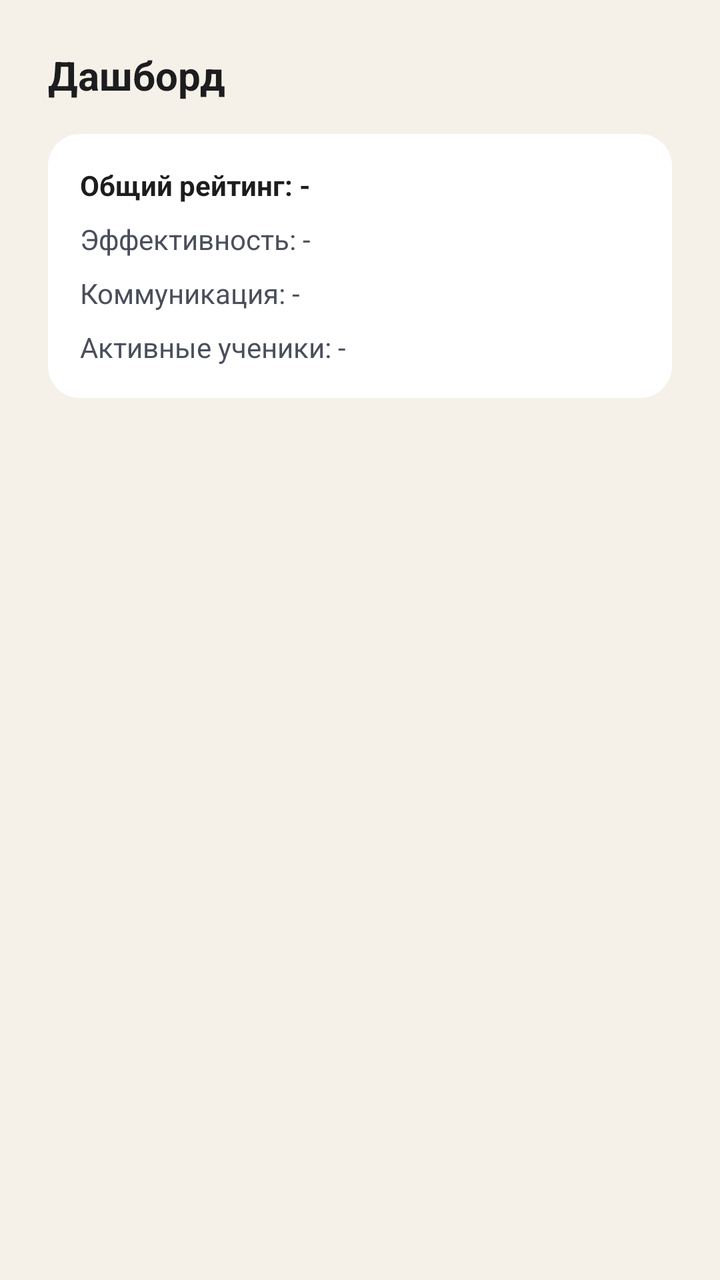
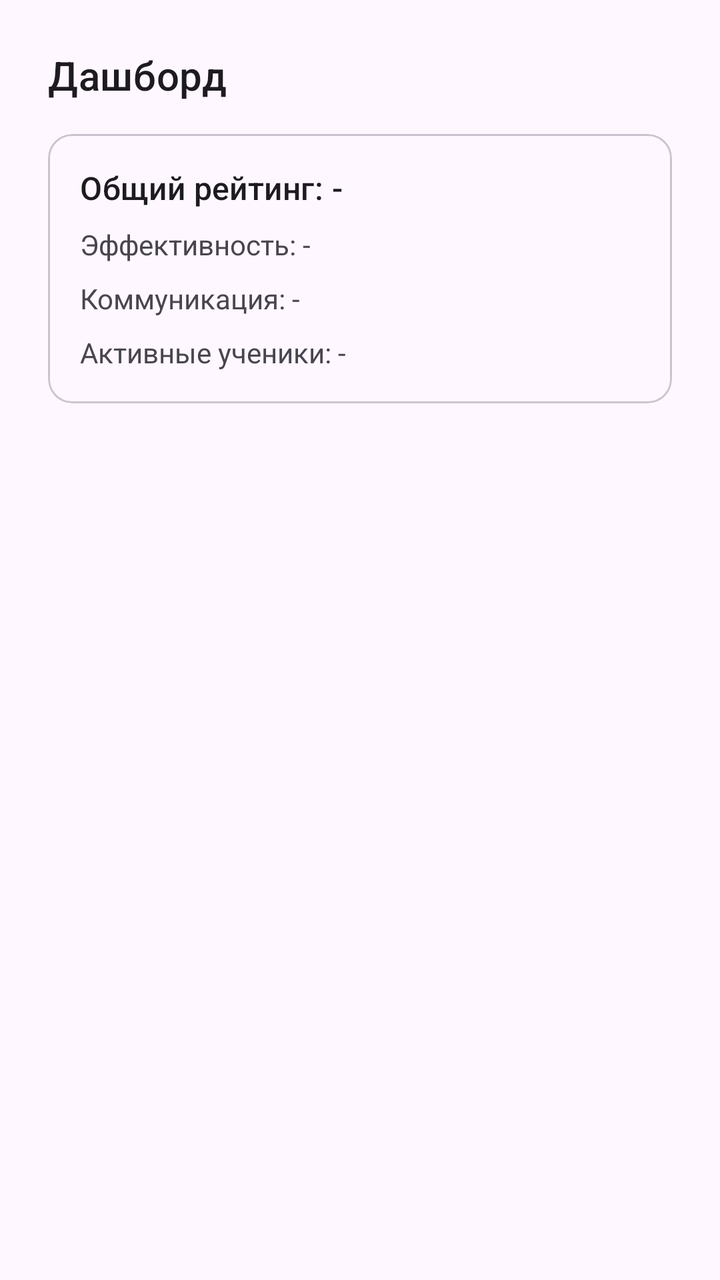

Compare the two renders of this Android layout. The source of the first and the diff that turns it into the second are given below.
<!-- AndroidManifest.xml: application theme Theme.TutorPlatform -->
<!-- res/layout/fragment_tutor_dashboard.xml -->
<?xml version="1.0" encoding="utf-8"?>
<ScrollView
    xmlns:android="http://schemas.android.com/apk/res/android"
    android:layout_width="match_parent"
    android:layout_height="match_parent"
    android:background="@color/brand_light">

    <LinearLayout
        android:layout_width="match_parent"
        android:layout_height="wrap_content"
        android:orientation="vertical"
        android:padding="@dimen/spacing_lg">

        <TextView
            android:layout_width="match_parent"
            android:layout_height="wrap_content"
            android:text="Дашборд"
            android:textSize="20sp"
            android:textStyle="bold"
            android:textColor="@color/text_primary" />

        <LinearLayout
            android:layout_width="match_parent"
            android:layout_height="wrap_content"
            android:layout_marginTop="@dimen/spacing_md"
            android:background="@drawable/bg_card"
            android:orientation="vertical"
            android:padding="@dimen/spacing_md">

            <TextView
                android:id="@+id/tutor_dashboard_rating"
                android:layout_width="match_parent"
                android:layout_height="wrap_content"
                android:text="Общий рейтинг: -"
                android:textColor="@color/text_primary"
                android:textStyle="bold" />

            <TextView
                android:id="@+id/tutor_dashboard_efficiency"
                android:layout_width="match_parent"
                android:layout_height="wrap_content"
                android:layout_marginTop="@dimen/spacing_sm"
                android:text="Эффективность: -"
                android:textColor="@color/text_secondary" />

            <TextView
                android:id="@+id/tutor_dashboard_communication"
                android:layout_width="match_parent"
                android:layout_height="wrap_content"
                android:layout_marginTop="@dimen/spacing_sm"
                android:text="Коммуникация: -"
                android:textColor="@color/text_secondary" />

            <TextView
                android:id="@+id/tutor_dashboard_students"
                android:layout_width="match_parent"
                android:layout_height="wrap_content"
                android:layout_marginTop="@dimen/spacing_sm"
                android:text="Активные ученики: -"
                android:textColor="@color/text_secondary" />

        </LinearLayout>

        <ProgressBar
            android:id="@+id/tutor_dashboard_progress"
            android:layout_width="wrap_content"
            android:layout_height="wrap_content"
            android:layout_gravity="center_horizontal"
            android:layout_marginTop="@dimen/spacing_md"
            android:visibility="gone" />

    </LinearLayout>
</ScrollView>
<!-- resources referenced by this layout -->
<resources>
  <color name="brand_light">#F5F1E8</color>
  <color name="text_primary">#1D1D1F</color>
  <color name="text_secondary">#4B4F5C</color>
  <dimen name="spacing_lg">24dp</dimen>
  <dimen name="spacing_md">16dp</dimen>
  <dimen name="spacing_sm">8dp</dimen>
  <!-- drawable bg_card (drawable) -->
  <shape xmlns:android="http://schemas.android.com/apk/res/android">
      <solid android:color="@color/surface" />
      <corners android:radius="@dimen/corner_md" />
  </shape>
  <style name="Theme.TutorPlatform" parent="Theme.MaterialComponents.Light.NoActionBar">
          <item name="colorPrimary">@color/brand_primary</item>
          <item name="colorPrimaryVariant">@color/brand_dark</item>
          <item name="colorOnPrimary">@color/white</item>
          <item name="colorSecondary">@color/brand_secondary</item>
          <item name="colorSecondaryVariant">@color/brand_tertiary</item>
          <item name="colorOnSecondary">@color/brand_dark</item>
          <item name="android:statusBarColor">@color/brand_dark</item>
          <item name="android:windowBackground">@color/brand_light</item>
          <item name="android:colorAccent">@color/accent</item>
      </style>
  <color name="surface">#FFFFFF</color>
  <dimen name="corner_md">16dp</dimen>
  <color name="brand_primary">#2E3A59</color>
  <color name="brand_dark">#1F2433</color>
  <color name="white">#FFFFFF</color>
  <color name="brand_secondary">#E9B44C</color>
  <color name="brand_tertiary">#D6605A</color>
  <color name="accent">#3C6E71</color>
</resources>

<!-- the commit's change to res/layout/fragment_tutor_dashboard.xml (unified diff, before → after) -->
@@ -1,9 +1,10 @@
 <?xml version="1.0" encoding="utf-8"?>
 <ScrollView
     xmlns:android="http://schemas.android.com/apk/res/android"
+    xmlns:app="http://schemas.android.com/apk/res-auto"
     android:layout_width="match_parent"
     android:layout_height="match_parent"
-    android:background="@color/brand_light">
+    android:fitsSystemWindows="true">
 
     <LinearLayout
         android:layout_width="match_parent"
@@ -11,55 +12,59 @@
         android:orientation="vertical"
         android:padding="@dimen/spacing_lg">
 
-        <TextView
+        <com.google.android.material.textview.MaterialTextView
             android:layout_width="match_parent"
             android:layout_height="wrap_content"
             android:text="Дашборд"
+            android:textColor="?attr/colorOnSurface"
             android:textSize="20sp"
-            android:textStyle="bold"
-            android:textColor="@color/text_primary" />
+            android:textAppearance="?attr/textAppearanceTitleMedium" />
 
-        <LinearLayout
+        <com.google.android.material.card.MaterialCardView
             android:layout_width="match_parent"
             android:layout_height="wrap_content"
-            android:layout_marginTop="@dimen/spacing_md"
-            android:background="@drawable/bg_card"
-            android:orientation="vertical"
-            android:padding="@dimen/spacing_md">
+            android:layout_marginTop="@dimen/spacing_md">
 
-            <TextView
-                android:id="@+id/tutor_dashboard_rating"
+            <LinearLayout
                 android:layout_width="match_parent"
                 android:layout_height="wrap_content"
-                android:text="Общий рейтинг: -"
-                android:textColor="@color/text_primary"
-                android:textStyle="bold" />
+                android:orientation="vertical"
+                android:padding="@dimen/spacing_md">
 
-            <TextView
-                android:id="@+id/tutor_dashboard_efficiency"
-                android:layout_width="match_parent"
-                android:layout_height="wrap_content"
-                android:layout_marginTop="@dimen/spacing_sm"
-                android:text="Эффективность: -"
-                android:textColor="@color/text_secondary" />
+                <com.google.android.material.textview.MaterialTextView
+                    android:id="@+id/tutor_dashboard_rating"
+                    android:layout_width="match_parent"
+                    android:layout_height="wrap_content"
+                    android:text="Общий рейтинг: -"
+                    android:textColor="?attr/colorOnSurface"
+                    android:textAppearance="?attr/textAppearanceTitleMedium" />
 
-            <TextView
-                android:id="@+id/tutor_dashboard_communication"
-                android:layout_width="match_parent"
-                android:layout_height="wrap_content"
-                android:layout_marginTop="@dimen/spacing_sm"
-                android:text="Коммуникация: -"
-                android:textColor="@color/text_secondary" />
+                <com.google.android.material.textview.MaterialTextView
+                    android:id="@+id/tutor_dashboard_efficiency"
+                    android:layout_width="match_parent"
+                    android:layout_height="wrap_content"
+                    android:layout_marginTop="@dimen/spacing_sm"
+                    android:text="Эффективность: -"
+                    android:textColor="?attr/colorOnSurfaceVariant" />
 
-            <TextView
-                android:id="@+id/tutor_dashboard_students"
-                android:layout_width="match_parent"
-                android:layout_height="wrap_content"
-                android:layout_marginTop="@dimen/spacing_sm"
-                android:text="Активные ученики: -"
-                android:textColor="@color/text_secondary" />
+                <com.google.android.material.textview.MaterialTextView
+                    android:id="@+id/tutor_dashboard_communication"
+                    android:layout_width="match_parent"
+                    android:layout_height="wrap_content"
+                    android:layout_marginTop="@dimen/spacing_sm"
+                    android:text="Коммуникация: -"
+                    android:textColor="?attr/colorOnSurfaceVariant" />
 
-        </LinearLayout>
+                <com.google.android.material.textview.MaterialTextView
+                    android:id="@+id/tutor_dashboard_students"
+                    android:layout_width="match_parent"
+                    android:layout_height="wrap_content"
+                    android:layout_marginTop="@dimen/spacing_sm"
+                    android:text="Активные ученики: -"
+                    android:textColor="?attr/colorOnSurfaceVariant" />
+
+            </LinearLayout>
+        </com.google.android.material.card.MaterialCardView>
 
         <ProgressBar
             android:id="@+id/tutor_dashboard_progress"
<!-- resource entries referenced after the edit -->
@@ -1,34 +1,13 @@
 <!-- resources referenced by this layout -->
 <resources>
-  <color name="brand_light">#F5F1E8</color>
-  <color name="text_primary">#1D1D1F</color>
-  <color name="text_secondary">#4B4F5C</color>
   <dimen name="spacing_lg">24dp</dimen>
   <dimen name="spacing_md">16dp</dimen>
   <dimen name="spacing_sm">8dp</dimen>
-  <!-- drawable bg_card (drawable) -->
-  <shape xmlns:android="http://schemas.android.com/apk/res/android">
-      <solid android:color="@color/surface" />
-      <corners android:radius="@dimen/corner_md" />
-  </shape>
-  <style name="Theme.TutorPlatform" parent="Theme.MaterialComponents.Light.NoActionBar">
-          <item name="colorPrimary">@color/brand_primary</item>
-          <item name="colorPrimaryVariant">@color/brand_dark</item>
-          <item name="colorOnPrimary">@color/white</item>
-          <item name="colorSecondary">@color/brand_secondary</item>
-          <item name="colorSecondaryVariant">@color/brand_tertiary</item>
-          <item name="colorOnSecondary">@color/brand_dark</item>
-          <item name="android:statusBarColor">@color/brand_dark</item>
-          <item name="android:windowBackground">@color/brand_light</item>
-          <item name="android:colorAccent">@color/accent</item>
+  <style name="Theme.TutorPlatform" parent="Theme.Material3.DayNight.NoActionBar">
+          <item name="chatMyBubbleColor">?attr/colorPrimaryContainer</item>
+          <item name="chatMyBubbleTextColor">?attr/colorOnPrimaryContainer</item>
+          <item name="chatOtherBubbleColor">?attr/colorSurfaceVariant</item>
+          <item name="chatOtherBubbleTextColor">?attr/colorOnSurfaceVariant</item>
       </style>
-  <color name="surface">#FFFFFF</color>
-  <dimen name="corner_md">16dp</dimen>
-  <color name="brand_primary">#2E3A59</color>
-  <color name="brand_dark">#1F2433</color>
-  <color name="white">#FFFFFF</color>
-  <color name="brand_secondary">#E9B44C</color>
-  <color name="brand_tertiary">#D6605A</color>
-  <color name="accent">#3C6E71</color>
 </resources>
 
